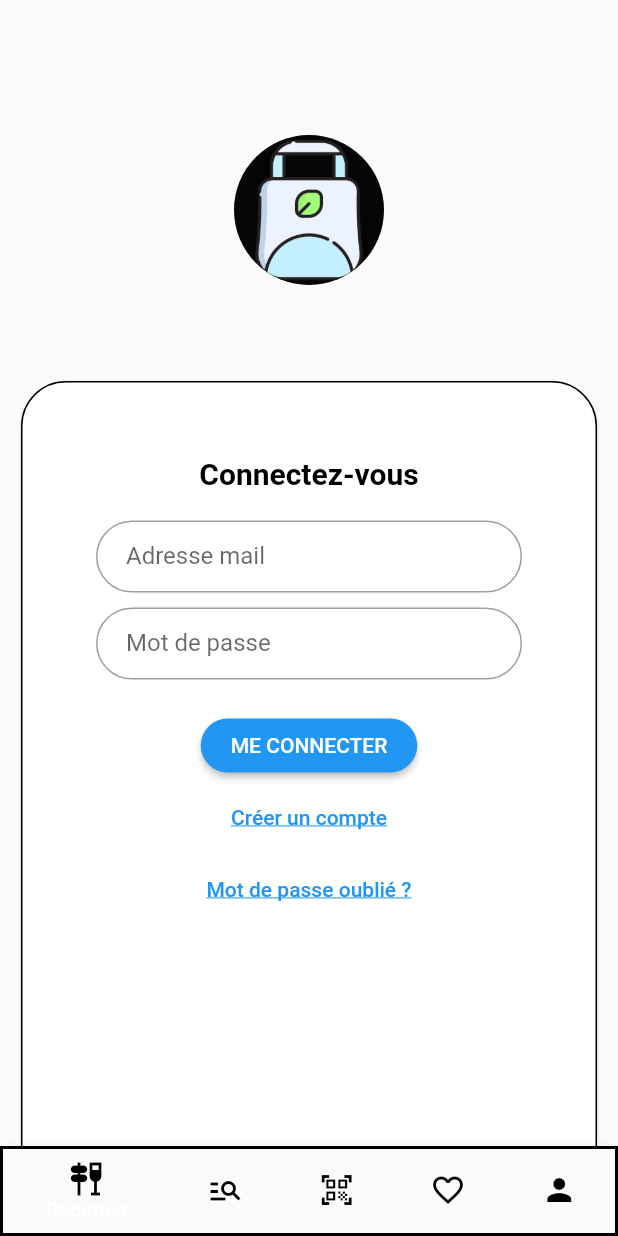
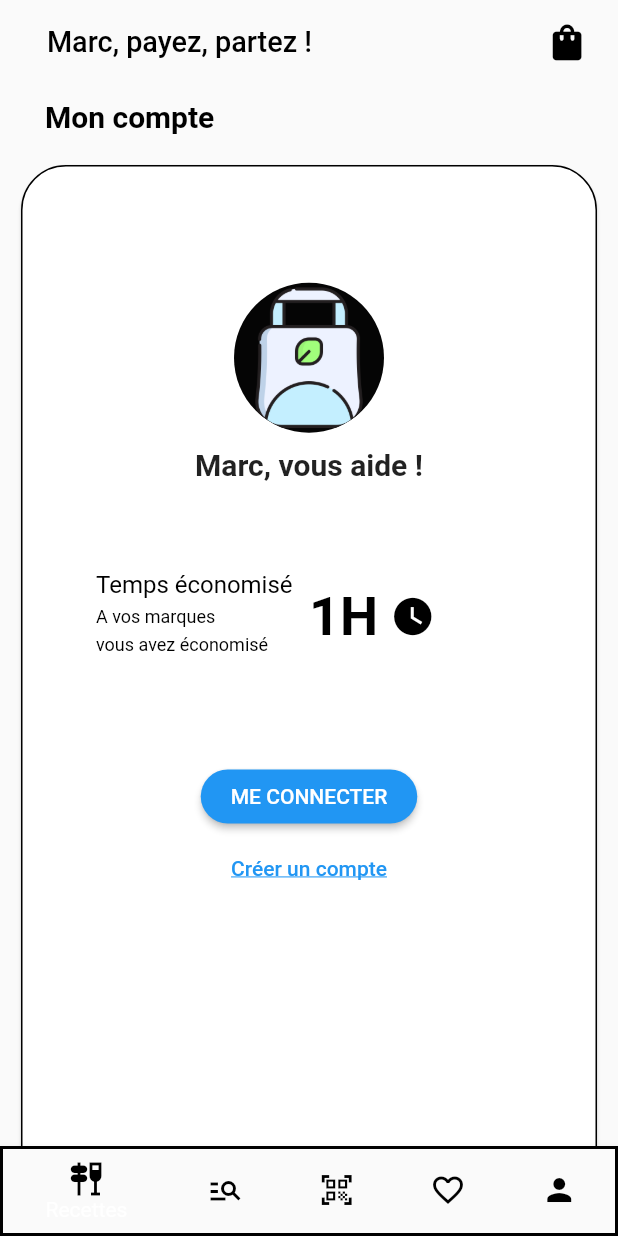
Before and after one commit to yoshiTorisutan-web/MyDigitalProject_Marc, a Flutter app: the LoginPage screen opened by its route, after a tap on "ME CONNECTER", on a phone screen of 412 x 824 dp. Run offline on Flutter 3.47's test engine with Material 2 defaults, Android fonts, the phone set to English and light mode, and no system bars; our stand-ins replace loading_animation_widget.

Commit message:
second commit

```diff
--- a/lib/screens/connexion.dart
+++ b/lib/screens/connexion.dart
@@ -1,5 +1,6 @@
 import 'package:Marc_project/screens/create_account.dart';
 import 'package:Marc_project/screens/lost_password.dart';
+import 'package:Marc_project/screens/time_saved.dart';
 import 'package:flutter/material.dart';
 
 class LoginPage extends StatefulWidget {
@@ -22,11 +23,13 @@ class _LoginPageState extends State<LoginPage> {
     //ForgotPasswordPage(),
   ];
 
-  void _submitForm() {
-    if (_formKey.currentState!.validate()) {
-      // Vérifiez ici les informations d'identification de l'utilisateur
-      // et connectez-le à l'application si les informations sont valides.
-    }
+  void _submitForm(BuildContext context) {
+    // Vérifiez les informations d'identification ici et redirigez vers la page suivante
+    // en utilisant Navigator.push
+    Navigator.push(
+      context,
+      MaterialPageRoute(builder: (context) => const TimeSaved()),
+    );
   }
 
   @override
@@ -124,7 +127,7 @@ class _LoginPageState extends State<LoginPage> {
                       ),
                       const SizedBox(height: 20),
                       ElevatedButton(
-                        onPressed: _submitForm,
+                        onPressed: () => _submitForm(context),
                         child: const Text('ME CONNECTER'),
                         style: ElevatedButton.styleFrom(
                           shape: RoundedRectangleBorder(
--- a/lib/screens/create_account.dart
+++ b/lib/screens/create_account.dart
@@ -1,5 +1,4 @@
 import 'package:Marc_project/screens/connexion.dart';
-import 'package:Marc_project/screens/lost_password.dart';
 import 'package:flutter/material.dart';
 
 class CreateAccount extends StatefulWidget {
--- /dev/null
+++ b/lib/screens/time_saved.dart
@@ -0,0 +1,271 @@
+import 'package:Marc_project/screens/connexion.dart';
+import 'package:flutter/material.dart';
+
+class TimeSaved extends StatefulWidget {
+  const TimeSaved({super.key});
+
+  @override
+  // ignore: library_private_types_in_public_api
+  _TimeSavedState createState() => _TimeSavedState();
+}
+
+class _TimeSavedState extends State<TimeSaved> {
+  final _formKey = GlobalKey<FormState>();
+  String name = "Toto";
+  String city = "Angers";
+  String mail = 'toto49@gmail.com';
+  String password = '1234';
+  int _currentIndex = 0;
+
+  final List<Widget> _children = [
+    const TimeSaved(),
+    //SignupPage(),
+    //ForgotPasswordPage(),
+  ];
+
+  void _submitForm() {
+    if (_formKey.currentState!.validate()) {
+      // Vérifiez ici les informations d'identification de l'utilisateur
+      // et connectez-le à l'application si les informations sont valides.
+    }
+  }
+
+  @override
+  Widget build(BuildContext context) {
+    return Scaffold(
+        appBar: AppBar(
+          automaticallyImplyLeading: false,
+          backgroundColor: Colors.transparent,
+          elevation: 0,
+          title: Padding(
+            padding: const EdgeInsets.only(left: 30.0),
+            child: Transform.scale(
+              scale: 1.2,
+              child: const Text(
+                'Marc, payez, partez !',
+                style: TextStyle(color: Colors.black, fontSize: 16),
+              ),
+            ),
+          ),
+          actions: <Widget>[
+            SizedBox(
+              width: 48,
+              height: 48,
+              child: IconButton(
+                padding: const EdgeInsets.only(right: 45),
+                icon: Transform.scale(
+                  scale: 1.2,
+                  child: const Icon(
+                    Icons.shopping_bag,
+                    size: 24,
+                  ),
+                ),
+                color: Colors.black,
+                tooltip: 'Comment Icon',
+                onPressed: () {},
+              ),
+            ),
+          ],
+        ),
+        body: Stack(
+          children: [
+            const Positioned(
+              top: 10,
+              left: 30,
+              right: 0,
+              child: Text("Mon compte",
+                  style: TextStyle(
+                      fontWeight: FontWeight.bold,
+                      fontSize: 20,
+                      color: Colors.black)),
+            ),
+            Positioned(
+              top: 50,
+              left: 10,
+              right: 10,
+              child: Card(
+                shape: RoundedRectangleBorder(
+                  borderRadius: BorderRadius.circular(30),
+                  side: const BorderSide(color: Colors.black, width: 1),
+                ),
+                child: Padding(
+                  padding: const EdgeInsets.only(
+                      top: 20.0, left: 50, right: 50, bottom: 500),
+                  child: Column(
+                    crossAxisAlignment: CrossAxisAlignment.center,
+                    children: [
+                      Container(
+                        height: 250,
+                        decoration: const BoxDecoration(
+                          borderRadius: BorderRadius.only(
+                            bottomLeft: Radius.circular(30),
+                            bottomRight: Radius.circular(30),
+                          ),
+                        ),
+                        child: Column(
+                          mainAxisAlignment: MainAxisAlignment.center,
+                          children: const [
+                            CircleAvatar(
+                              backgroundColor: Color.fromARGB(255, 5, 5, 5),
+                              radius: 50,
+                              backgroundImage:
+                                  AssetImage('assets/sac-a-main.png'),
+                            ),
+                            SizedBox(height: 10),
+                            Text(
+                              'Marc, vous aide !',
+                              style: TextStyle(
+                                  fontSize: 20, fontWeight: FontWeight.bold),
+                            ),
+                          ],
+                        ),
+                      ),
+                      Column(
+                        children: [
+                          Row(
+                            children: [
+                              Expanded(
+                                child: Column(
+                                  children: [
+                                    Row(
+                                      children: const [
+                                        Text("Temps économisé",
+                                            style: TextStyle(
+                                                fontSize: 16,
+                                                color: Colors.black)),
+                                      ],
+                                    ),
+                                    const SizedBox(height: 5),
+                                    Row(
+                                      children: const [
+                                        Text("A vos marques",
+                                            style: TextStyle(
+                                                fontSize: 12,
+                                                color: Colors.black)),
+                                      ],
+                                    ),
+                                    const SizedBox(height: 5),
+                                    Row(
+                                      children: const [
+                                        Text("vous avez économisé",
+                                            style: TextStyle(
+                                                fontSize: 12,
+                                                color: Colors.black)),
+                                      ],
+                                    ),
+                                  ],
+                                ),
+                              ),
+                              Expanded(
+                                child: Column(
+                                  children: [
+                                    const SizedBox(height: 5),
+                                    Row(
+                                      children: const [
+                                        Text("1H",
+                                            style: TextStyle(
+                                                fontSize: 36,
+                                                fontWeight: FontWeight.bold,
+                                                color: Colors.black)),
+                                        SizedBox(width: 8),
+                                        Icon(Icons.watch_later,
+                                            color: Color.fromARGB(255, 0, 0, 0),
+                                            size: 30),
+                                      ],
+                                    ),
+                                  ],
+                                ),
+                              ),
+                            ],
+                          ),
+                        ],
+                      ),
+                      const SizedBox(height: 70),
+                      ElevatedButton(
+                        onPressed: () {
+                          Navigator.push(
+                              context,
+                              MaterialPageRoute(
+                                  builder: (context) => const LoginPage()));
+                        },
+                        child: const Text('ME CONNECTER'),
+                        style: ElevatedButton.styleFrom(
+                          shape: RoundedRectangleBorder(
+                            borderRadius: BorderRadius.circular(30.0),
+                          ),
+                          padding: const EdgeInsets.symmetric(
+                              horizontal: 20.0, vertical: 10.0),
+                        ),
+                      ),
+                      Center(
+                          child: TextButton(
+                        onPressed: () {},
+                        child: const Text(
+                          'Créer un compte',
+                          style: TextStyle(
+                            decoration: TextDecoration.underline,
+                          ),
+                        ),
+                      )),
+                    ],
+                  ),
+                ),
+              ),
+            ),
+          ],
+        ),
+        bottomNavigationBar: Container(
+          decoration: const BoxDecoration(
+            border: Border(
+              top: BorderSide(
+                color: Color.fromARGB(255, 0, 0, 0),
+                width: 2.0,
+              ),
+              bottom: BorderSide(
+                color: Color.fromARGB(255, 0, 0, 0),
+                width: 2.0,
+              ),
+              left: BorderSide(
+                color: Color.fromARGB(255, 0, 0, 0),
+                width: 2.0,
+              ),
+              right: BorderSide(
+                color: Color.fromARGB(255, 0, 0, 0),
+                width: 2.0,
+              ),
+            ),
+          ),
+          child: BottomNavigationBar(
+            currentIndex: _currentIndex,
+            onTap: (index) {
+              setState(() {
+                _currentIndex = index;
+              });
+            },
+            // ignore: prefer_const_literals_to_create_immutables
+            items: [
+              const BottomNavigationBarItem(
+                icon: Icon(Icons.tapas, color: Colors.black),
+                label: 'Recettes',
+              ),
+              const BottomNavigationBarItem(
+                icon: Icon(Icons.manage_search, color: Colors.black),
+                label: 'Catégories',
+              ),
+              const BottomNavigationBarItem(
+                icon: Icon(Icons.qr_code_scanner, color: Colors.black),
+                label: 'Scan',
+              ),
+              const BottomNavigationBarItem(
+                icon: Icon(Icons.favorite_border, color: Colors.black),
+                label: 'Ma liste',
+              ),
+              const BottomNavigationBarItem(
+                icon: Icon(Icons.person, color: Colors.black),
+                label: 'Mon compte',
+              ),
+            ],
+          ),
+        ));
+  }
+}
--- a/lib/screens/welcome.dart
+++ b/lib/screens/welcome.dart
@@ -62,16 +62,16 @@ class Welcome extends StatelessWidget {
                                       if (snapshot.connectionState ==
                                           ConnectionState.waiting) {
                                         return Scaffold(
-                                          backgroundColor:
-                                              const Color.fromARGB(255, 255, 255, 255),
+                                          backgroundColor: const Color.fromARGB(
+                                              255, 255, 255, 255),
                                           body: Center(
                                             child: Column(
                                               mainAxisAlignment:
                                                   MainAxisAlignment.center,
                                               children: <Widget>[
                                                 LoadingAnimationWidget.inkDrop(
-                                                  color:
-                                                      const Color.fromARGB(255, 0, 0, 0),
+                                                  color: const Color.fromARGB(
+                                                      255, 0, 0, 0),
                                                   size: 50,
                                                 ),
                                                 const SizedBox(height: 20),
@@ -81,7 +81,8 @@ class Welcome extends StatelessWidget {
                                                 const Text(
                                                   'Loading ...',
                                                   style: TextStyle(
-                                                      color: Color.fromARGB(255, 0, 0, 0),
+                                                      color: Color.fromARGB(
+                                                          255, 0, 0, 0),
                                                       fontWeight:
                                                           FontWeight.w600,
                                                       fontSize: 22.0,
@@ -100,21 +101,20 @@ class Welcome extends StatelessWidget {
                     child: Container(
                       height: 50,
                       width: size.width * 0.6,
-                      decoration: const BoxDecoration(
-                        gradient: LinearGradient(
-                            colors: [Color(0xff232526), Color(0xff414345)],
-                            begin: Alignment.bottomCenter,
-                            end: Alignment.topCenter,
-                            stops: [0.2, 0.85]),
-                        borderRadius: BorderRadius.all(Radius.circular(10)),
+                      decoration: BoxDecoration(
+                        color: Colors.white,
+                        borderRadius: const BorderRadius.all(Radius.circular(10)),
+                        border: Border.all(
+                          color: Colors.black,
+                          width: 2,
+                        ),
                       ),
                       child: const Center(
                         child: Text(
                           'Get started',
                           style: TextStyle(
-                            color: Colors.white,
+                            color: Color.fromARGB(255, 0, 0, 0),
                             fontSize: 22,
-                            fontWeight: FontWeight.bold,
                             fontFamily: 'Hubballi',
                           ),
                         ),
```
